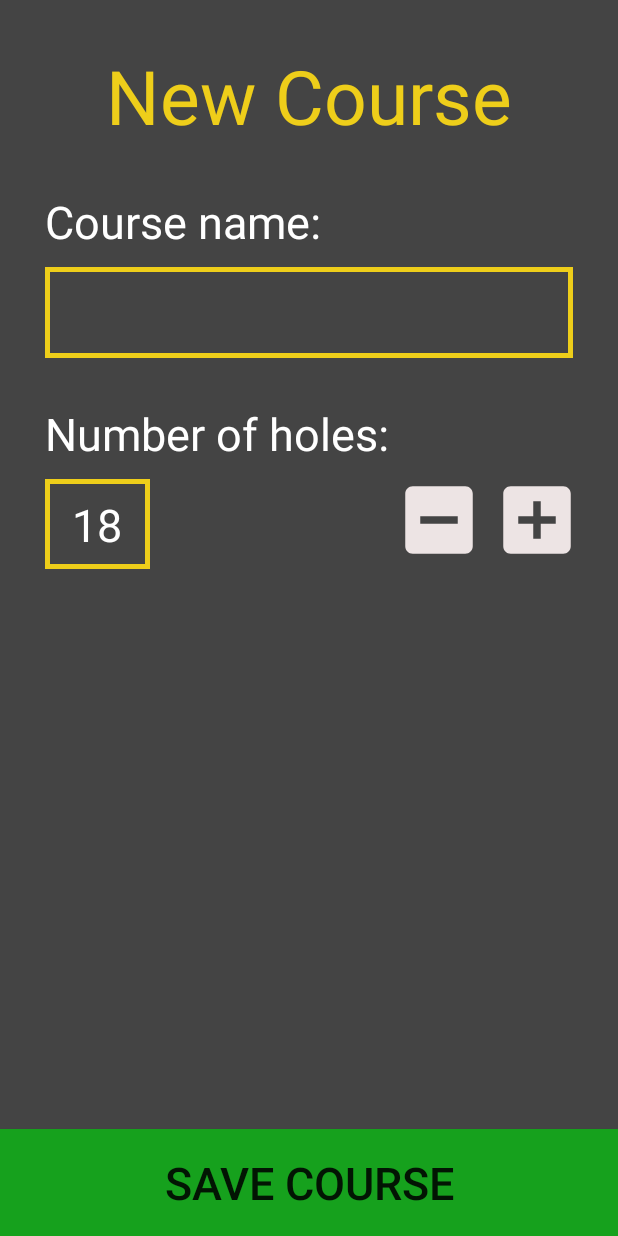
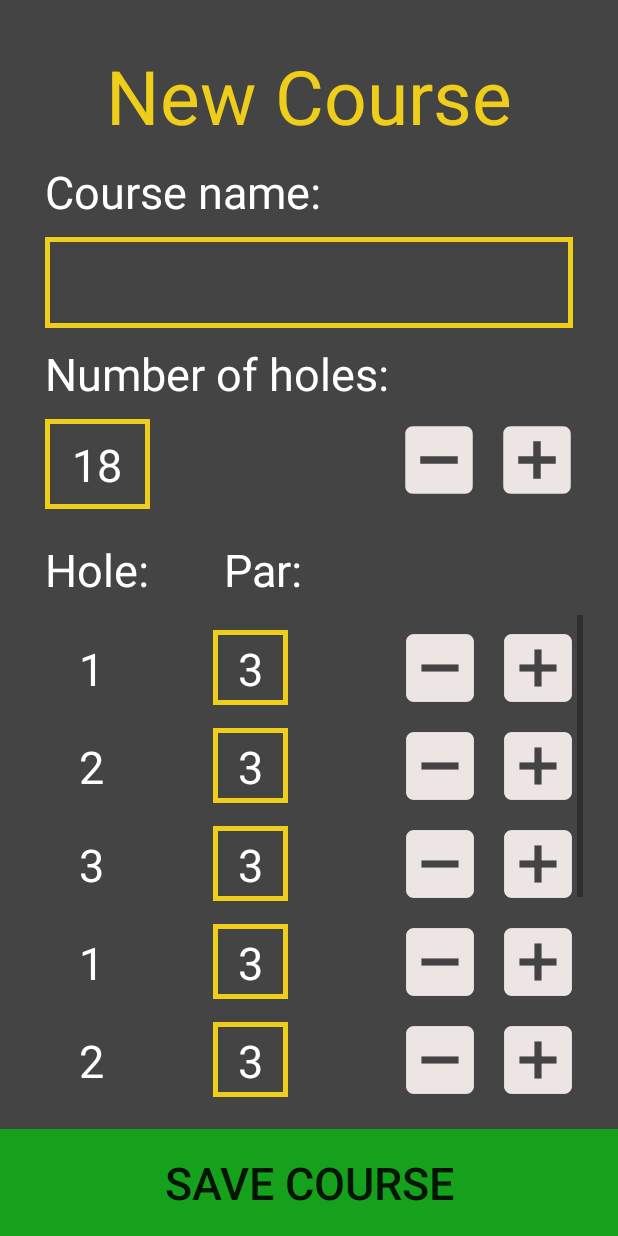
Before and after one commit to antsakontsa/FrisBee-Caddy, an Android app: the ActivityNewCourse screen opened directly, with no data from a screen before it, on a phone screen of 412 x 824 dp. Run offline under Robolectric (Android 15) with nearby library versions, the phone set to English and light mode, and no system bars.

Commit message:
ActivityNewCourse RecyclerView + its items layout ready

```diff
--- a/app/src/main/java/com/example/frisbeecaddy/ActivityNewCourse.java
+++ b/app/src/main/java/com/example/frisbeecaddy/ActivityNewCourse.java
@@ -1,6 +1,8 @@
 package com.example.frisbeecaddy;
 
 import androidx.appcompat.app.AppCompatActivity;
+import androidx.recyclerview.widget.LinearLayoutManager;
+import androidx.recyclerview.widget.RecyclerView;
 
 import android.content.Intent;
 import android.os.Bundle;
@@ -9,7 +11,12 @@ import android.widget.Button;
 import android.widget.EditText;
 import android.widget.TextView;
 
+import java.util.ArrayList;
+
 public class ActivityNewCourse extends AppCompatActivity {
+    private RecyclerView mRecyclerView;
+    private RecyclerView.Adapter mAdapter;
+    private RecyclerView.LayoutManager mLayoutManager;
     private Button save, plus, minus;
     private TextView number;
 
@@ -18,16 +25,34 @@ public class ActivityNewCourse extends AppCompatActivity {
         super.onCreate(savedInstanceState);
         setContentView(R.layout.activity_new_course);
 
+        ArrayList<NewCourseItem> newCourseList = new ArrayList<>();
+        newCourseList.add(new NewCourseItem("1", "3", R.drawable.ic_minus, R.drawable.ic_plus));
+        newCourseList.add(new NewCourseItem("2", "3", R.drawable.ic_minus, R.drawable.ic_plus));
+        newCourseList.add(new NewCourseItem("3", "3", R.drawable.ic_minus, R.drawable.ic_plus));        newCourseList.add(new NewCourseItem("1", "3", R.drawable.ic_minus, R.drawable.ic_plus));
+        newCourseList.add(new NewCourseItem("2", "3", R.drawable.ic_minus, R.drawable.ic_plus));
+        newCourseList.add(new NewCourseItem("3", "3", R.drawable.ic_minus, R.drawable.ic_plus));        newCourseList.add(new NewCourseItem("1", "3", R.drawable.ic_minus, R.drawable.ic_plus));
+        newCourseList.add(new NewCourseItem("2", "3", R.drawable.ic_minus, R.drawable.ic_plus));
+        newCourseList.add(new NewCourseItem("3", "3", R.drawable.ic_minus, R.drawable.ic_plus));
+
+        mRecyclerView = findViewById(R.id.recyclerViewNewCourse);
+        mRecyclerView.setHasFixedSize(true);
+        mLayoutManager = new LinearLayoutManager(this);
+        mAdapter = new NewCourseAdapter(newCourseList);
+
+        mRecyclerView.setLayoutManager(mLayoutManager);
+        mRecyclerView.setAdapter(mAdapter);
+
         setButtons();
     }
 
     /**
      * ALL OUTER METHODS GOES UNDER THIS
      ********************************************************************************************/
-    public void setButtons() {
+    private void setButtons() {
 
         number = findViewById(R.id.number_of_holes_number);
 
+        /** When "plus" button clicked, add 1 to number of holes number **/
         plus = findViewById(R.id.plus_btn);
         plus.setOnClickListener(new View.OnClickListener() {
             @Override
@@ -42,6 +67,7 @@ public class ActivityNewCourse extends AppCompatActivity {
             }
         });
 
+        /** When "minus" button clicked, minus 1 from number of holes number **/
         minus = findViewById(R.id.minus_btn);
         minus.setOnClickListener(new View.OnClickListener() {
             @Override
--- a/app/src/main/java/com/example/frisbeecaddy/ActivityPlayers.java
+++ b/app/src/main/java/com/example/frisbeecaddy/ActivityPlayers.java
@@ -105,7 +105,7 @@ public class ActivityPlayers extends AppCompatActivity {
     }
 
     public void buildRecyclerView() {
-        mRecyclerView = findViewById(R.id.recyclerView);
+        mRecyclerView = findViewById(R.id.recyclerViewPlayers);
         mRecyclerView.setHasFixedSize(true);
         mLayoutManager = new LinearLayoutManager(this);
         mAdapter = new NameAdapter(mNameList);
--- /dev/null
+++ b/app/src/main/java/com/example/frisbeecaddy/NewCourseAdapter.java
@@ -0,0 +1,56 @@
+package com.example.frisbeecaddy;
+
+import android.view.LayoutInflater;
+import android.view.View;
+import android.view.ViewGroup;
+import android.widget.ImageView;
+import android.widget.TextView;
+
+import androidx.annotation.NonNull;
+import androidx.recyclerview.widget.RecyclerView;
+
+import java.util.ArrayList;
+
+public class NewCourseAdapter extends RecyclerView.Adapter<NewCourseAdapter.NewCourseViewHolder> {
+    private ArrayList<NewCourseItem> mNewCourseList;
+
+    public static class NewCourseViewHolder extends RecyclerView.ViewHolder {
+        public TextView mTextView1, mTextView2;
+        public ImageView mImageView1, mImageView2;
+
+        public NewCourseViewHolder(@NonNull View itemView) {
+            super(itemView);
+            mTextView1 = itemView.findViewById(R.id.hole_number);
+            mTextView2 = itemView.findViewById(R.id.par_number);
+            mImageView1 = itemView.findViewById(R.id.item_minus_btn);
+            mImageView2 = itemView.findViewById(R.id.item_plus_btn);
+        }
+    }
+
+    public NewCourseAdapter(ArrayList<NewCourseItem> newCourseList) {
+        mNewCourseList = newCourseList;
+    }
+
+    @NonNull
+    @Override
+    public NewCourseViewHolder onCreateViewHolder(@NonNull ViewGroup parent, int viewType) {
+        View v = LayoutInflater.from(parent.getContext()).inflate(R.layout.new_course_item, parent, false);
+        NewCourseViewHolder evh = new NewCourseViewHolder(v);
+        return evh;
+    }
+
+    @Override
+    public void onBindViewHolder(@NonNull NewCourseViewHolder holder, int position) {
+        NewCourseItem currentItem = mNewCourseList.get(position);
+
+        holder.mTextView1.setText(currentItem.getText1());
+        holder.mTextView2.setText(currentItem.getText2());
+        holder.mImageView1.setImageResource(currentItem.getImageMinus());
+        holder.mImageView2.setImageResource(currentItem.getImagePlus());
+    }
+
+    @Override
+    public int getItemCount() {
+        return mNewCourseList.size();
+    }
+}
--- /dev/null
+++ b/app/src/main/java/com/example/frisbeecaddy/NewCourseItem.java
@@ -0,0 +1,31 @@
+package com.example.frisbeecaddy;
+
+import android.widget.TextView;
+
+public class NewCourseItem {
+    private String mText1, mText2;
+    private int mImageMinus, mImagePlus;
+
+    public NewCourseItem(String text1, String text2, int imageMinus, int imagePlus) {
+        mText1 = text1;
+        mText2 = text2;
+        mImageMinus = imageMinus;
+        mImagePlus = imagePlus;
+    }
+
+    public String getText1 () {
+        return mText1;
+    }
+
+    public String getText2 () {
+        return mText2;
+    }
+
+    public int getImageMinus() {
+        return mImageMinus;
+    }
+
+    public int getImagePlus() {
+        return mImagePlus;
+    }
+}
--- a/app/src/main/res/layout/activity_new_course.xml
+++ b/app/src/main/res/layout/activity_new_course.xml
@@ -26,7 +26,7 @@
         android:layout_height="wrap_content"
         android:layout_marginStart="30dp"
         android:layout_marginLeft="30dp"
-        android:layout_marginTop="30dp"
+        android:layout_marginTop="10dp"
         android:text="Course name:"
         android:textColor="@color/colorAccent"
         android:textSize="30sp"
@@ -59,7 +59,7 @@
         android:layout_height="wrap_content"
         android:layout_marginStart="30dp"
         android:layout_marginLeft="30dp"
-        android:layout_marginTop="30dp"
+        android:layout_marginTop="10dp"
         android:text="Number of holes:"
         android:textColor="@color/colorAccent"
         android:textSize="30sp"
@@ -107,17 +107,20 @@
         app:layout_constraintTop_toBottomOf="@+id/number_of_holes_txt" />
 
     <androidx.recyclerview.widget.RecyclerView
+        android:id="@+id/recyclerViewNewCourse"
         android:layout_width="match_parent"
         android:layout_height="0dp"
         android:layout_marginStart="30dp"
         android:layout_marginLeft="30dp"
-        android:layout_marginTop="8dp"
-        android:layout_marginEnd="30dp"
-        android:layout_marginRight="30dp"
+        android:layout_marginTop="10dp"
+        android:layout_marginEnd="23dp"
+        android:layout_marginRight="23dp"
+        android:layout_marginBottom="10dp"
+        android:scrollbars="vertical"
         app:layout_constraintBottom_toTopOf="@+id/save_course_btn"
         app:layout_constraintEnd_toEndOf="parent"
         app:layout_constraintStart_toStartOf="parent"
-        app:layout_constraintTop_toBottomOf="@+id/number_of_holes_number"></androidx.recyclerview.widget.RecyclerView>
+        app:layout_constraintTop_toBottomOf="@+id/hole_txt"></androidx.recyclerview.widget.RecyclerView>
 
     <Button
         android:id="@+id/save_course_btn"
@@ -130,4 +133,30 @@
         app:layout_constraintBottom_toBottomOf="parent"
         app:layout_constraintEnd_toEndOf="parent"
         app:layout_constraintStart_toStartOf="parent" />
+
+    <TextView
+        android:id="@+id/hole_txt"
+        android:layout_width="wrap_content"
+        android:layout_height="wrap_content"
+        android:layout_marginStart="30dp"
+        android:layout_marginLeft="30dp"
+        android:layout_marginTop="20dp"
+        android:text="Hole:"
+        android:textColor="@color/colorAccent"
+        android:textSize="30sp"
+        app:layout_constraintStart_toStartOf="parent"
+        app:layout_constraintTop_toBottomOf="@+id/number_of_holes_number" />
+
+    <TextView
+        android:id="@+id/textView3"
+        android:layout_width="wrap_content"
+        android:layout_height="wrap_content"
+        android:layout_marginStart="50dp"
+        android:layout_marginLeft="50dp"
+        android:layout_marginTop="20dp"
+        android:text="Par:"
+        android:textColor="@color/colorAccent"
+        android:textSize="30sp"
+        app:layout_constraintStart_toEndOf="@+id/hole_txt"
+        app:layout_constraintTop_toBottomOf="@+id/number_of_holes_number" />
 </androidx.constraintlayout.widget.ConstraintLayout>
--- a/app/src/main/res/layout/activity_players.xml
+++ b/app/src/main/res/layout/activity_players.xml
@@ -62,6 +62,7 @@
         android:layout_marginRight="30dp"
         android:background="#20a51d"
         android:text="add"
+        android:padding="13dp"
         android:textSize="20sp"
         app:layout_constraintEnd_toEndOf="parent"
         app:layout_constraintTop_toBottomOf="@+id/new_player_txt" />
@@ -80,7 +81,7 @@
         app:layout_constraintTop_toBottomOf="@+id/name_input" />
 
     <androidx.recyclerview.widget.RecyclerView
-        android:id="@+id/recyclerView"
+        android:id="@+id/recyclerViewPlayers"
         android:layout_width="match_parent"
         android:layout_height="0dp"
         android:layout_marginStart="32dp"
--- /dev/null
+++ b/app/src/main/res/layout/new_course_item.xml
@@ -0,0 +1,65 @@
+<?xml version="1.0" encoding="utf-8"?>
+<androidx.cardview.widget.CardView xmlns:android="http://schemas.android.com/apk/res/android"
+    xmlns:app="http://schemas.android.com/apk/res-auto"
+    android:layout_width="match_parent"
+    android:layout_height="wrap_content"
+    app:cardCornerRadius="0dp">
+
+    <RelativeLayout
+        android:layout_width="match_parent"
+        android:layout_height="match_parent"
+        android:background="@color/colorPrimaryDark">
+
+        <TextView
+            android:id="@+id/hole_number"
+            android:layout_width="50dp"
+            android:layout_height="50dp"
+            android:layout_alignParentStart="true"
+            android:layout_alignParentLeft="true"
+            android:layout_marginStart="6dp"
+            android:layout_marginLeft="6dp"
+            android:layout_marginTop="10dp"
+            android:padding="5dp"
+            android:text="18"
+            android:textAlignment="center"
+            android:textColor="@color/colorAccent"
+            android:textSize="30sp" />
+
+        <TextView
+            android:id="@+id/par_number"
+            android:layout_width="50dp"
+            android:layout_height="50dp"
+            android:layout_marginStart="56dp"
+            android:layout_marginLeft="56dp"
+            android:layout_marginTop="10dp"
+            android:layout_toEndOf="@+id/hole_number"
+            android:layout_toRightOf="@+id/hole_number"
+            android:background="@drawable/border_box"
+            android:padding="5dp"
+            android:text="3"
+            android:textAlignment="center"
+            android:textColor="@color/colorAccent"
+            android:textSize="30sp" />
+
+        <ImageView
+            android:id="@+id/item_minus_btn"
+            android:layout_width="60dp"
+            android:layout_height="60dp"
+            android:layout_marginTop="5dp"
+            android:layout_marginEnd="5dp"
+            android:layout_marginRight="5dp"
+            android:layout_toStartOf="@+id/item_plus_btn"
+            android:layout_toLeftOf="@+id/item_plus_btn"
+            android:background="@drawable/ic_minus" />
+
+        <ImageView
+            android:id="@+id/item_plus_btn"
+            android:layout_width="60dp"
+            android:layout_height="60dp"
+            android:layout_alignParentEnd="true"
+            android:layout_alignParentRight="true"
+            android:layout_marginTop="5dp"
+            android:background="@drawable/ic_plus" />
+    </RelativeLayout>
+
+</androidx.cardview.widget.CardView>
```
